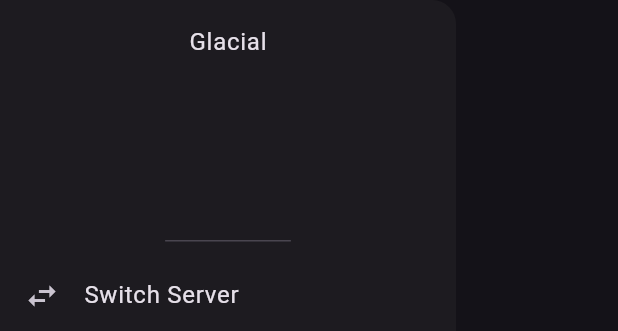
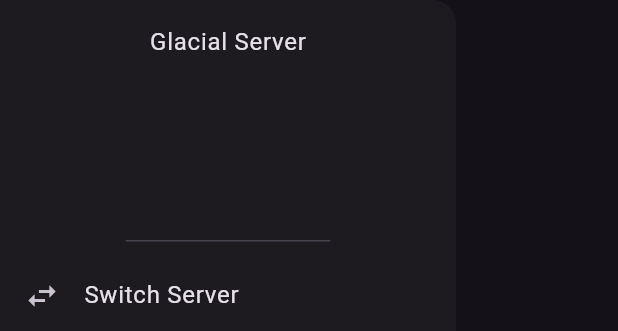
Before and after one commit to cmj0121/glacial, a Flutter app: the GlacialDrawer widget shown alone on an empty page, opened directly, on a phone screen of 412 x 824 dp. Shown: the top 331 px of the screen. Run offline on Flutter 3.47's test engine with Material 3 defaults, Android fonts, the phone set to English and light mode, and no system bars; our stand-ins replace cached_network_image, custom_refresh_indicator, fl_chart, flutter_dotenv, flutter_html, flutter_native_splash and 10 more; accounts and stored records are empty.

Commit message:
feat(core): load and memory the current sign-in user

```diff
--- a/lib/cores/storage.dart
+++ b/lib/cores/storage.dart
@@ -10,7 +10,6 @@ import 'package:glacial/features/models.dart';
 final reloadProvider = StateProvider<bool>((ref) => false);
 final preferenceProvider = StateProvider<SystemPreferenceSchema?>((ref) => null);
 final accessStatusProvider = StateProvider<AccessStatusSchema?>((ref) => null);
-final serverProvider = StateProvider<ServerSchema?>((ref) => null);
 
 class Storage {
   static SharedPreferences? _prefs;
--- a/lib/features/glacial/screens/core.dart
+++ b/lib/features/glacial/screens/core.dart
@@ -199,6 +199,8 @@ class GlacialDrawer extends ConsumerWidget {
   @override
   Widget build(BuildContext context, WidgetRef ref) {
     final int logoutIndex = DrawerButtonType.values.indexWhere((action) => action == DrawerButtonType.logout);
+    final AccessStatusSchema? status = ref.watch(accessStatusProvider);
+    final String server = status?.server ?? 'Glacial Server';
     final List<Widget> children = DrawerButtonType.values.map((action) {
       return ListTile(
         leading: Icon(action.icon()),
@@ -211,8 +213,11 @@ class GlacialDrawer extends ConsumerWidget {
       child: Column(
         mainAxisSize: MainAxisSize.min,
         children: [
-          const DrawerHeader(child: Text('Glacial')),
+          DrawerHeader(child: Text(server)),
+
+          AccountLite(schema: status?.account, size: tabSize),
           ...children.sublist(0, logoutIndex),
+
           const Spacer(),
           children[logoutIndex],
           const SizedBox(height: 8),
--- a/lib/features/mastodon/extensions.dart
+++ b/lib/features/mastodon/extensions.dart
@@ -5,6 +5,7 @@ import 'dart:convert';
 import 'package:flutter_riverpod/flutter_riverpod.dart';
 
 import 'package:glacial/core.dart';
+import 'package:glacial/features/extensions.dart';
 import 'package:glacial/features/models.dart';
 
 export 'api/account.dart';
@@ -21,8 +22,9 @@ extension AccessStatusExtension on Storage {
 
     final String? domain = status.server?.isNotEmpty == true ? status.server : null;
     final String? accessToken = await loadAccessToken(domain);
+    final AccountSchema? account = await status.getAccountByAccessToken(accessToken);
 
-    status = status.copyWith(accessToken: accessToken);
+    status = status.copyWith(accessToken: accessToken, account: account);
     ref?.read(accessStatusProvider.notifier).state = status;
 
     logger.d("load access status: ${status.server}");
--- a/lib/features/mastodon/models/status.dart
+++ b/lib/features/mastodon/models/status.dart
@@ -15,11 +15,13 @@ class AccessStatusSchema {
   // The data store in the presistence storage.
   final String? server;
   final String? accessToken;
+  final AccountSchema? account;
   final List<ServerInfoSchema> history;
 
   const AccessStatusSchema({
     this.server,
     this.accessToken,
+    this.account,
     this.history = const [],
   });
 
@@ -46,11 +48,13 @@ class AccessStatusSchema {
   AccessStatusSchema copyWith({
     String? server,
     String? accessToken,
+    AccountSchema? account,
     List<ServerInfoSchema>? history,
   }) {
     return AccessStatusSchema(
       server: server ?? this.server,
       accessToken: accessToken ?? this.accessToken,
+      account: account ?? this.account,
       history: history ?? this.history,
     );
   }
```
Also changed, not shown: lib/features/account/screens/core.dart (+48 -0 lines), lib/features/mastodon/api/account.dart (+26 -1 lines).
